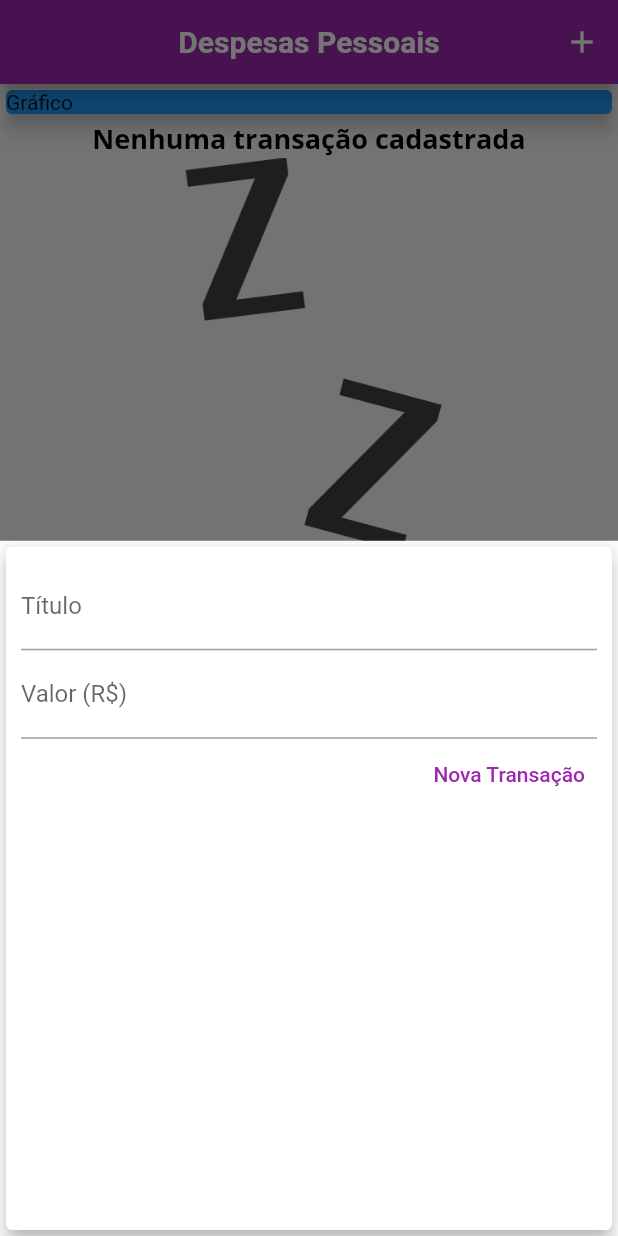
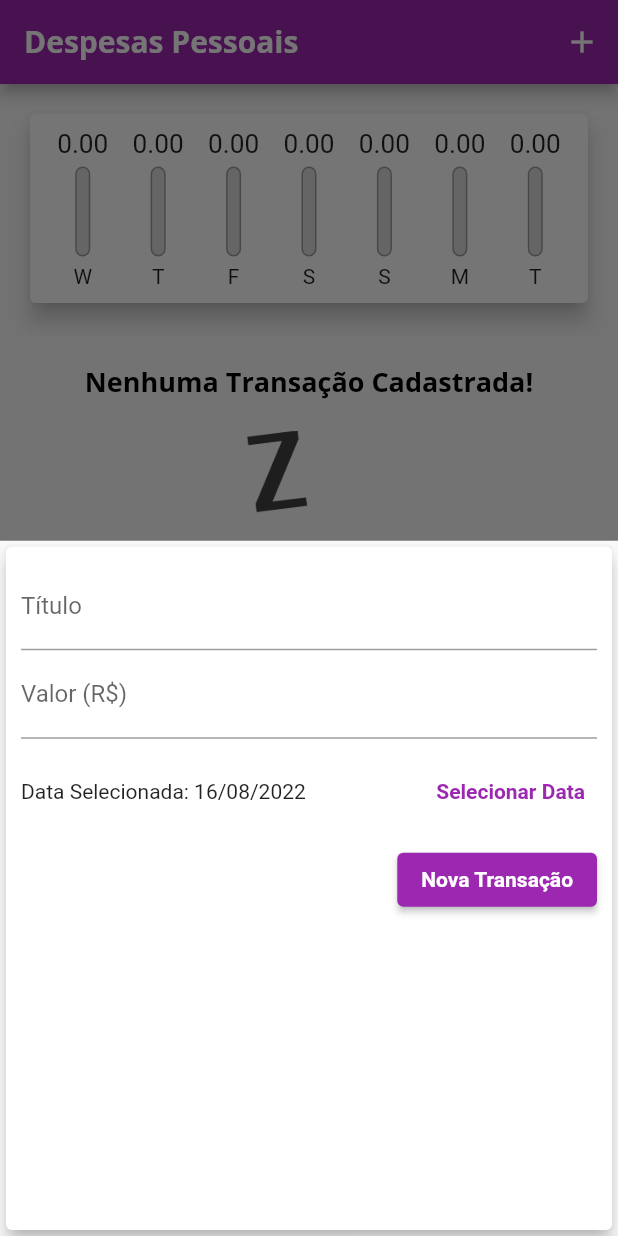
Before and after one commit to lavianii/Estudos-Flutter, a Flutter app: the screen it shows after launch, after a tap on the "add" icon, on a phone screen of 412 x 824 dp. Run offline on Flutter 3.47's test engine with Material 2 defaults, Android fonts, the phone set to English and light mode, and no system bars; Roboto replaces fonts that are missing (Quicksend).

Commit message:
finalizado

```diff
--- a/despesas_pessoais/lib/componentes/transaction_form.dart
+++ /dev/null
@@ -1,76 +0,0 @@
-import 'package:flutter/material.dart';
-
-class TransactionForm extends StatefulWidget {
-  final void Function(String, double) onSubmit;
-
-  const TransactionForm(this.onSubmit, {Key? key}) : super(key: key);
-
-  @override
-  State<TransactionForm> createState() => _TransactionFormState();
-}
-
-class _TransactionFormState extends State<TransactionForm> {
-
-  final titleController = TextEditingController();
-  final valueController = TextEditingController();
-
-  //fecha o teclado quando o usuario clicar em salvar
-  _submitForm() {
-    final title = titleController.text;
-    //converte o valor para double
-    final value = double.tryParse(valueController.text) ?? 0.0;
-    if (title.isEmpty || value <= 0) {
-      return;
-    }
-    //estou chamando o parametro para ter acesso a onSubmit
-    widget.onSubmit(title, value);
-  }
-
-  @override
-  Widget build(BuildContext context) {
-    return Card(
-      elevation: 5,
-      child: Padding(
-        padding: const EdgeInsets.all(10),
-        child: Column(
-          children: [
-            //label para colocar o nome da transacao
-            TextField(
-              controller: titleController,
-              onSubmitted: (_) => _submitForm,
-              decoration: const InputDecoration(
-                labelText: 'Título',
-              ),
-            ),
-            //label para colocar o valor da transacao
-            TextField(
-              controller: valueController,
-              //tipo de teclado que ira abrir
-              keyboardType:
-                  const TextInputType.numberWithOptions(decimal: true),
-              onSubmitted: (_) => _submitForm,
-              decoration: const InputDecoration(
-                labelText: 'Valor (R\$)',
-              ),
-            ),
-            //colocando o botao no lado direito do app
-            Row(
-              mainAxisAlignment: MainAxisAlignment.end,
-              children: <Widget>[
-                TextButton(
-                  onPressed: _submitForm,
-                  child: const Text(
-                    'Nova Transação',
-                    style: TextStyle(
-                      color: Colors.purple,
-                    ),
-                  ),
-                )
-              ],
-            ),
-          ],
-        ),
-      ),
-    );
-  }
-}
--- a/despesas_pessoais/lib/componentes/transaction_list.dart
+++ /dev/null
@@ -1,86 +0,0 @@
-import 'package:flutter/material.dart';
-import '../models/transaction.dart';
-import 'package:intl/intl.dart';
-
-class TransactionList extends StatelessWidget {
-  final List<Transaction> transactions;
-
-  const TransactionList(this.transactions, {Key? key}) : super(key: key);
-
-  @override
-  Widget build(BuildContext context) {
-    return SizedBox(
-      height: 500,
-      //Lista dos objetos
-      child: transactions.isEmpty
-          ? Column(
-              children: [
-                Text(
-                  'Nenhuma transação cadastrada',
-                  style: Theme.of(context).textTheme.headline6,
-                ),
-                SizedBox(
-                  height: 400,
-                  child: Image.asset(
-                    'lib/assets/images/waiting.png',
-                    fit: BoxFit.cover,
-                  ),
-                ),
-              ],
-            )
-          : ListView.builder(
-              //para renderizar os objetos
-              itemCount: transactions.length,
-              //para renderinar oq for necessario
-              itemBuilder: (ctx, index) {
-                final tr = transactions[index];
-                //estilizando os objetos
-                return Card(
-                  child: Row(
-                    children: [
-                      Container(
-                        margin: const EdgeInsets.symmetric(
-                          horizontal: 15,
-                          vertical: 10,
-                        ),
-                        decoration: BoxDecoration(
-                          border: Border.all(
-                            color: Theme.of(context).colorScheme.primary,
-                            width: 2,
-                          ),
-                        ),
-                        padding: const EdgeInsets.all(10),
-                        child: Text(
-                          'R\$ ${tr.value.toStringAsFixed(2)}',
-                          style: TextStyle(
-                            fontWeight: FontWeight.bold,
-                            fontSize: 20,
-                            color: Theme.of(context).colorScheme.primary,
-                          ),
-                        ),
-                      ),
-                      //estilizando os objetos
-                      Column(
-                        crossAxisAlignment: CrossAxisAlignment.start,
-                        children: [
-                          Text(
-                            tr.title,
-                            style: Theme.of(context).textTheme.headline6,
-                          ),
-                          //formata a data para o padrao brasileiro
-                          Text(
-                            DateFormat('d MMM y').format(tr.date),
-                            style: const TextStyle(
-                              color: Colors.grey,
-                            ),
-                          ),
-                        ],
-                      ),
-                    ],
-                  ),
-                );
-              },
-            ),
-    );
-  }
-}
--- /dev/null
+++ b/despesas_pessoais/lib/components/chart.dart
@@ -0,0 +1,67 @@
+import 'package:flutter/material.dart';
+import 'package:intl/intl.dart';
+import '../models/transaction.dart';
+import 'chart_bar.dart';
+
+class Chart extends StatelessWidget {
+  final List<Transaction> recentTransaction;
+
+  const Chart(this.recentTransaction, {Key? key}) : super(key: key);
+
+  List<Map<String, Object>> get groupedTransactions {
+    return List.generate(7, (index) {
+      final weekDay = DateTime.now().subtract(
+        Duration(days: index),
+      );
+
+      double totalSum = 0.0;
+
+      for (var i = 0; i < recentTransaction.length; i++) {
+        bool sameDay = recentTransaction[i].date.day == weekDay.day;
+        bool sameMonth = recentTransaction[i].date.month == weekDay.month;
+        bool sameYear = recentTransaction[i].date.year == weekDay.year;
+
+        if (sameDay && sameMonth && sameYear) {
+          totalSum += recentTransaction[i].value;
+        }
+      }
+
+      return {
+        'day': DateFormat.E().format(weekDay)[0],
+        'value': totalSum,
+      };
+    }).reversed.toList();
+  }
+
+  double get _weekTotalValue {
+    return groupedTransactions.fold(0.0, (sum, tr) {
+      return sum + (tr['value'] as double);
+    });
+  }
+
+  @override
+  Widget build(BuildContext context) {
+    return Card(
+      elevation: 6,
+      margin: const EdgeInsets.all(20),
+      child: Padding(
+        padding: const EdgeInsets.all(10),
+        child: Row(
+          mainAxisAlignment: MainAxisAlignment.spaceAround,
+          children: groupedTransactions.map((tr) {
+            return Flexible(
+              fit: FlexFit.tight,
+              child: ChartBar(
+                label: tr['day'] as String,
+                value: tr['value'] as double,
+                percentage: _weekTotalValue == 0
+                    ? 0
+                    : (tr['value'] as double) / _weekTotalValue,
+              ),
+            );
+          }).toList(),
+        ),
+      ),
+    );
+  }
+}
--- /dev/null
+++ b/despesas_pessoais/lib/components/chart_bar.dart
@@ -0,0 +1,59 @@
+import 'package:flutter/material.dart';
+
+class ChartBar extends StatelessWidget {
+  final String? label;
+  final double? value;
+  final double? percentage;
+
+  const ChartBar({
+    this.label,
+    this.value,
+    this.percentage,
+    Key? key,
+  }) : super(key: key);
+
+  @override
+  Widget build(BuildContext context) {
+    return Column(
+      children: [
+        SizedBox(
+          height: 20,
+          child: FittedBox(
+            child: Text('${value!.toStringAsFixed(2)}'),
+          ),
+        ),
+        const SizedBox(height: 5),
+        SizedBox(
+          height: 60,
+          width: 10,
+          child: Stack(
+            alignment: Alignment.bottomCenter,
+            children: <Widget>[
+              Container(
+                decoration: BoxDecoration(
+                  border: Border.all(
+                    color: Colors.grey,
+                    width: 1.0,
+                  ),
+                  color: const Color.fromRGBO(220, 220, 220, 1),
+                  borderRadius: BorderRadius.circular(5),
+                ),
+              ),
+              FractionallySizedBox(
+                heightFactor: percentage,
+                child: Container(
+                  decoration: BoxDecoration(
+                    color: Theme.of(context).colorScheme.primary,
+                    borderRadius: BorderRadius.circular(5),
+                  ),
+                ),
+              ),
+            ],
+          ),
+        ),
+        const SizedBox(height: 5),
+        Text(label!),
+      ],
+    );
+  }
+}
--- /dev/null
+++ b/despesas_pessoais/lib/components/transaction_form.dart
@@ -0,0 +1,112 @@
+import 'package:flutter/material.dart';
+import 'package:intl/intl.dart';
+
+class TransactionForm extends StatefulWidget {
+  final void Function(String, double, DateTime) onSubmit;
+
+  const TransactionForm(this.onSubmit, {Key? key}) : super(key: key);
+
+  @override
+  State<TransactionForm> createState() => _TransactionFormState();
+}
+
+class _TransactionFormState extends State<TransactionForm> {
+  final _titleController = TextEditingController();
+  final _valueController = TextEditingController();
+  DateTime? _selectedDate = DateTime.now();
+
+  _submitForm() {
+    final title = _titleController.text;
+    final value = double.tryParse(_valueController.text) ?? 0;
+
+    if (title.isEmpty || value <= 0 || _selectedDate == null) {
+      return;
+    }
+
+    widget.onSubmit(title, value, _selectedDate!);
+  }
+
+  _showDatePicker() {
+    showDatePicker(
+      context: context,
+      initialDate: DateTime.now(),
+      firstDate: DateTime(2019),
+      lastDate: DateTime.now(),
+    ).then((pickedDate) {
+      if (pickedDate == null) {
+        return;
+      }
+
+      setState(() {
+        _selectedDate = pickedDate;
+      });
+    });
+  }
+
+  @override
+  Widget build(BuildContext context) {
+    return Card(
+      elevation: 5,
+      child: Padding(
+        padding: const EdgeInsets.all(10),
+        child: Column(
+          children: [
+            TextField(
+              controller: _titleController,
+              onSubmitted: (_) => _submitForm(),
+              decoration: const InputDecoration(
+                labelText: 'Título',
+              ),
+            ),
+            TextField(
+              controller: _valueController,
+              keyboardType:
+                  const TextInputType.numberWithOptions(decimal: true),
+              onSubmitted: (_) => _submitForm(),
+              decoration: const InputDecoration(
+                labelText: 'Valor (R\$)',
+              ),
+            ),
+            SizedBox(
+              height: 70,
+              child: Row(
+                children: <Widget>[
+                  Expanded(
+                    child: Text(
+                      _selectedDate == null
+                          ? 'Nenhuma data selecionada!'
+                          : 'Data Selecionada: ${DateFormat('dd/MM/y').format(_selectedDate!)}',
+                    ),
+                  ),
+                  TextButton(
+                    onPressed: _showDatePicker,
+                    child: const Text(
+                      'Selecionar Data',
+                      style: TextStyle(
+                        fontWeight: FontWeight.bold,
+                      ),
+                    ),
+                  )
+                ],
+              ),
+            ),
+            Row(
+              mainAxisAlignment: MainAxisAlignment.end,
+              children: <Widget>[
+                ElevatedButton(
+                  onPressed: _submitForm,
+                  child: Text(
+                    'Nova Transação',
+                    style: TextStyle(
+                      color: Theme.of(context).textTheme.button?.color,
+                    ),
+                  ),
+                ),
+              ],
+            ),
+          ],
+        ),
+      ),
+    );
+  }
+}
--- /dev/null
+++ b/despesas_pessoais/lib/components/transaction_list.dart
@@ -0,0 +1,78 @@
+import 'package:flutter/material.dart';
+import '../models/transaction.dart';
+import 'package:intl/intl.dart';
+
+class TransactionList extends StatelessWidget {
+  final List<Transaction> transactions;
+  final void Function(String) onRemove;
+
+  const TransactionList(this.transactions, this.onRemove, {Key? key})
+      : super(key: key);
+
+  @override
+  Widget build(BuildContext context) {
+    return SizedBox(
+      height: 430,
+      child: transactions.isEmpty
+          ? Column(
+              children: [
+                const SizedBox(height: 20),
+                Text(
+                  'Nenhuma Transação Cadastrada!',
+                  style: Theme.of(context).textTheme.headline6,
+                ),
+                const SizedBox(height: 20),
+                SizedBox(
+                  height: 200,
+                  child: Image.asset(
+                    'lib/assets/images/waiting.png',
+                    fit: BoxFit.cover,
+                  ),
+                ),
+              ],
+            )
+          : ListView.builder(
+              itemCount: transactions.length,
+              itemBuilder: (ctx, index) {
+                final tr = transactions[index];
+                return Card(
+                  elevation: 5,
+                  margin: const EdgeInsets.symmetric(
+                    vertical: 8,
+                    horizontal: 5,
+                  ),
+                  child: ListTile(
+                    leading: CircleAvatar(
+                      backgroundColor: Colors.purple,
+                      radius: 30,
+                      child: Padding(
+                        padding: const EdgeInsets.all(6),
+                        child: FittedBox(
+                          child: Text(
+                            'R\$${tr.value}',
+                            style: const TextStyle(
+                              color: Colors.white,
+                            ),
+                          ),
+                        ),
+                      ),
+                    ),
+                    title: Text(
+                      tr.title,
+                      style: Theme.of(context).textTheme.headline6,
+                    ),
+                    subtitle: Text(
+                      DateFormat('d MMM y').format(tr.date),
+                    ),
+                    trailing: IconButton(
+                      icon: const Icon(Icons.delete),
+                      color: Theme.of(context).errorColor,
+                      onPressed: () => onRemove(tr.id),
+                    ),
+                  ),
+                );
+              },
+            ),
+    );
+  }
+}
--- a/despesas_pessoais/lib/main.dart
+++ b/despesas_pessoais/lib/main.dart
@@ -1,41 +1,41 @@
 import 'package:flutter/material.dart';
+
 import 'dart:math';
-import 'componentes/transaction_form.dart';
-import 'componentes/transaction_list.dart';
-
+import 'components/transaction_form.dart';
+import 'components/transaction_list.dart';
+import 'components/chart.dart';
 import 'models/transaction.dart';
 
-main() {
-  runApp(const ExpensesApp());
-}
+main() => runApp(ExpensesApp());
 
 class ExpensesApp extends StatelessWidget {
-  const ExpensesApp({Key? key}) : super(key: key);
+  ExpensesApp({Key? key}) : super(key: key);
+  final ThemeData tema = ThemeData();
+
   @override
   Widget build(BuildContext context) {
-    //instanciando a classe themadata para ter acesso aos metodos
-    final ThemeData tema = ThemeData();
-
     return MaterialApp(
       home: const MyHomePage(),
-      //define as cores primarias e secundarias do app
       theme: tema.copyWith(
         colorScheme: tema.colorScheme.copyWith(
           primary: Colors.purple,
           secondary: Colors.amber,
         ),
-        //personalizando o tema do texto
         textTheme: tema.textTheme.copyWith(
           headline6: const TextStyle(
-              fontFamily: 'OpenSans',
-              fontSize: 18,
-              fontWeight: FontWeight.bold,
-              color: Colors.black),
+            fontFamily: 'OpenSans',
+            fontSize: 18,
+            fontWeight: FontWeight.bold,
+            color: Colors.black,
+          ),
+          button: const TextStyle(
+            color: Colors.white,
+            fontWeight: FontWeight.bold,
+          ),
         ),
-        //personalizando a appBart
         appBarTheme: const AppBarTheme(
           titleTextStyle: TextStyle(
-            fontFamily: 'Quicksend',
+            fontFamily: 'OpenSans',
             fontSize: 20,
             fontWeight: FontWeight.bold,
           ),
@@ -54,37 +54,35 @@ class MyHomePage extends StatefulWidget {
 }
 
 class _MyHomePageState extends State<MyHomePage> {
-  final List<Transaction> _transactions = [
-    // Transaction(
-    //   id: 't1',
-    //   title: 'Novo Tênis de Corrida',
-    //   value: 310.76,
-    //   date: DateTime.now(),
-    // ),
-    // Transaction(
-    //   id: 't2',
-    //   title: 'Conta de Luz',
-    //   value: 211.30,
-    //   date: DateTime.now(),
-    // ),
-  ];
+  final List<Transaction> _transactions = [];
 
-  //cria a transacao
-  _addTransaction(String title, double value) {
+  List<Transaction> get _recentTransactions {
+    return _transactions.where((tr) {
+      return tr.date.isAfter(DateTime.now().subtract(
+        const Duration(days: 7),
+      ));
+    }).toList();
+  }
+
+  _addTransaction(String title, double value, DateTime date) {
     final newTransaction = Transaction(
       id: Random().nextDouble().toString(),
       title: title,
       value: value,
-      date: DateTime.now(),
+      date: date,
     );
 
-    //add uma nova trasacao com o set state
     setState(() {
       _transactions.add(newTransaction);
     });
 
-    //fechar o modal
     Navigator.of(context).pop();
+  }
+
+  _removeTransaction(String id) {
+    setState(() {
+      _transactions.removeWhere((tr) => tr.id == id);
+    });
   }
 
   _openTransactionFormModal(BuildContext context) {
@@ -101,7 +99,6 @@ class _MyHomePageState extends State<MyHomePage> {
     return Scaffold(
       appBar: AppBar(
         title: const Text('Despesas Pessoais'),
-        centerTitle: true,
         actions: [
           IconButton(
             icon: const Icon(Icons.add),
@@ -113,14 +110,8 @@ class _MyHomePageState extends State<MyHomePage> {
         child: Column(
           crossAxisAlignment: CrossAxisAlignment.stretch,
           children: [
-            const SizedBox(
-              child: Card(
-                color: Colors.blue,
-                elevation: 5,
-                child: Text('Gráfico'),
-              ),
-            ),
-            TransactionList(_transactions),
+            Chart(_recentTransactions),
+            TransactionList(_transactions, _removeTransaction),
           ],
         ),
       ),
--- a/despesas_pessoais/pubspec.yaml
+++ b/despesas_pessoais/pubspec.yaml
@@ -29,12 +29,12 @@ environment:
 dependencies:
   flutter:
     sdk: flutter
-  intl: ^0.17.0
 
 
   # The following adds the Cupertino Icons font to your application.
   # Use with the CupertinoIcons class for iOS style icons.
   cupertino_icons: ^1.0.2
+  intl: ^0.17.0
 
 dev_dependencies:
   flutter_test:
@@ -62,6 +62,7 @@ flutter:
   assets:
     - lib/assets/images/waiting.png
 
+
   # An image asset can refer to one or more resolution-specific "variants", see
   # https://flutter.dev/assets-and-images/#resolution-aware
 
@@ -84,6 +85,5 @@ flutter:
         - asset: lib/assets/fonts/Quicksand-Bold.ttf
         - asset: lib/assets/fonts/Quicksand-Regular.ttf
           weight: 700
-  #
   # For details regarding fonts from package dependencies,
   # see https://flutter.dev/custom-fonts/#from-packages
```
Also changed, not shown: despesas_pessoais/lib/componentes/chart.dart (deleted, +0 -45 lines), despesas_pessoais/lib/assets/fonts/OpenSans-Bold.ttf, despesas_pessoais/lib/assets/fonts/OpenSans-Regular.ttf, despesas_pessoais/lib/assets/fonts/Quicksand-Bold.ttf, despesas_pessoais/lib/assets/fonts/Quicksand-Light.ttf (added), despesas_pessoais/lib/assets/fonts/Quicksand-Medium.ttf (added), despesas_pessoais/lib/assets/fonts/Quicksand-Regular.ttf, despesas_pessoais/lib/models/transaction.dart (line endings or trailing spaces).
